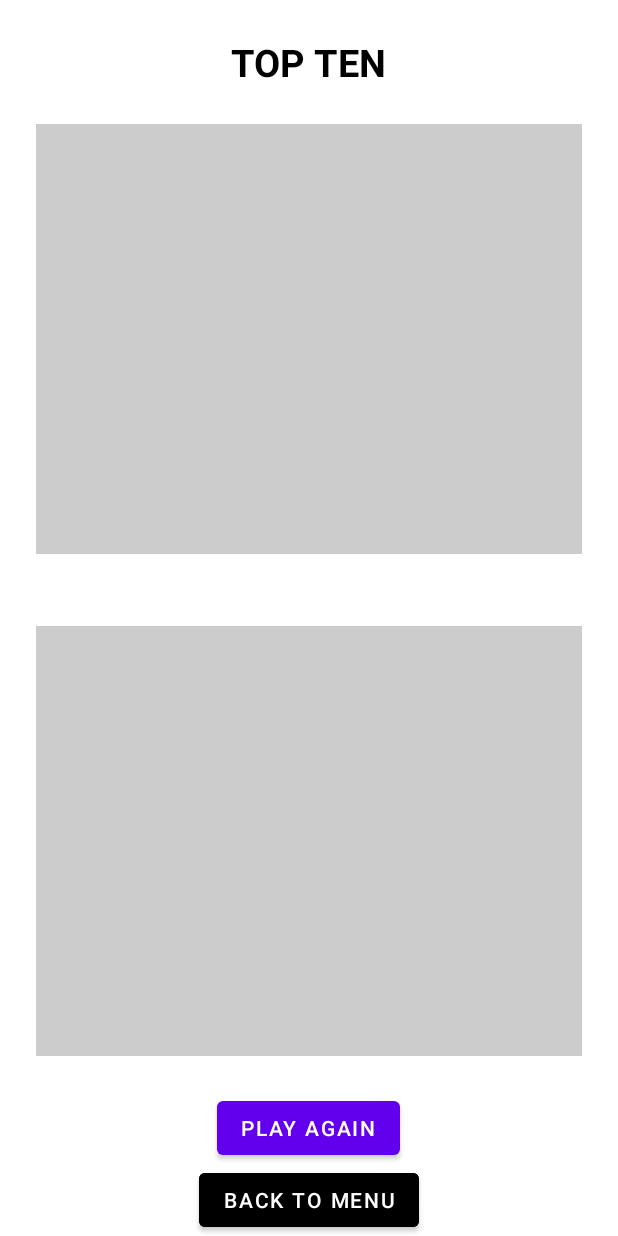
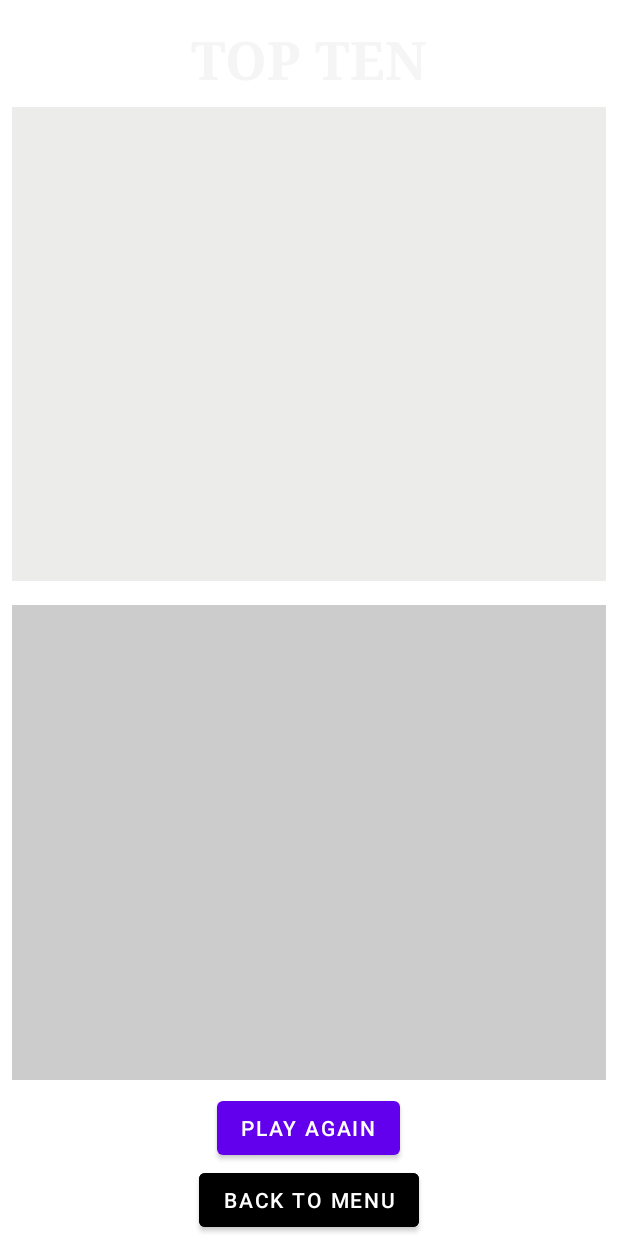
Before and after one commit to Alpha110R/Crypto-In-Space-Game-Android, an Android app: the layout activity_topten.xml on its own in the app's theme, with its tools: preview values and no code run, on a phone screen of 412 x 824 dp. Run offline under Robolectric (Android 15) with nearby library versions, the phone set to English and light mode, and no system bars.

Commit message:
Succeed to present in the fragment list the players that entered the Top Ten list, pull it from the shared preference. I connected the Top Ten page to the athores with consideration on from which page the player arrived. Updated the main page with the name of the player, he wont need to rewrite his name in the second game and beyond.

```diff
--- a/app/src/main/java/com/example/hunter_game/activities/GameActivity.java
+++ b/app/src/main/java/com/example/hunter_game/activities/GameActivity.java
@@ -192,6 +192,7 @@ public class GameActivity extends AppCompatActivity {
             if (gameManager.getLives() == 3) {
                 if(!nextPage) {
                     bundle.putInt(KeysToSaveEnums.SCORE.toString(), gameManager.getScore());
+                    bundle.putString(KeysToSaveEnums.PAGE.toString(), KeysToSaveEnums.GAME_PAGE.toString());
                     intent.putExtra(KeysToSaveEnums.BUNDLE.toString(), bundle);
                     startActivity(intent);
                     nextPage=true;
--- a/app/src/main/java/com/example/hunter_game/fragments/Fragment_TTMap.java
+++ /dev/null
@@ -1,4 +0,0 @@
-package com.example.hunter_game.fragments;
-
-public class Fragment_TTMap {
-}
--- /dev/null
+++ b/app/src/main/java/com/example/hunter_game/objects/TopTen/fragments/Fragment_TTMap.java
@@ -0,0 +1,4 @@
+package com.example.hunter_game.objects.TopTen.fragments;
+
+public class Fragment_TTMap {
+}
--- a/app/src/main/java/com/example/hunter_game/objects/enums/KeysToSaveEnums.java
+++ b/app/src/main/java/com/example/hunter_game/objects/enums/KeysToSaveEnums.java
@@ -7,5 +7,8 @@ public enum KeysToSaveEnums {
     LOCATION,
     GAME_SCREEN,
     BUNDLE,
-    LIST_USERS
+    LIST_USERS,
+    PAGE,
+    MAIN_PAGE,
+    GAME_PAGE
 }
--- a/app/src/main/res/layout/activity_main.xml
+++ b/app/src/main/res/layout/activity_main.xml
@@ -21,7 +21,7 @@
             android:layout_marginTop="24dp"
             android:textColor="#F5F5F5"
             android:textSize="35sp"
-            android:text="Hunting In Space"
+            android:text="Crypto In Space"
             android:fontFamily="serif"
             android:layout_marginVertical="40dp"
             android:textStyle="bold"
--- a/app/src/main/res/layout/activity_topten.xml
+++ b/app/src/main/res/layout/activity_topten.xml
@@ -1,9 +1,10 @@
 <?xml version="1.0" encoding="utf-8"?>
-<androidx.constraintlayout.widget.ConstraintLayout
-    xmlns:android="http://schemas.android.com/apk/res/android"
+<androidx.constraintlayout.widget.ConstraintLayout xmlns:android="http://schemas.android.com/apk/res/android"
     android:layout_width="match_parent"
     android:layout_height="match_parent"
-    xmlns:app="http://schemas.android.com/apk/res-auto">
+    xmlns:app="http://schemas.android.com/apk/res-auto"
+    xmlns:tools="http://schemas.android.com/tools"
+    tools:context=".activities.TopTenActivity">
 <RelativeLayout
     android:layout_width="match_parent"
     android:layout_height="match_parent">
@@ -21,41 +22,42 @@
         android:gravity="center">
 
         <com.google.android.material.textview.MaterialTextView
-            android:id="@+id/topten_LBL_title"
             android:layout_width="wrap_content"
             android:layout_height="wrap_content"
-            android:layout_marginTop="24dp"
-            android:textColor="#000000"
-            android:textSize="25sp"
+            android:layout_marginTop="15dp"
+            android:textColor="#F5F5F5"
+            android:textSize="35sp"
             android:text="TOP TEN"
+            android:fontFamily="serif"
             android:textStyle="bold"/>
 
         <FrameLayout
-            android:id="@+id/topten_LAY_list"
+            android:id="@+id/topTen_LAY_list"
             android:layout_width="match_parent"
             android:layout_height="0dp"
-            android:padding="20dp"
+            android:padding="10dp"
             android:layout_weight="1"
-            android:layout_margin="24dp"
-            android:background="#45454545"/>
+            android:layout_margin="8dp"
+            android:background="#40b2b2b1" >
+        </FrameLayout>
 
         <FrameLayout
-            android:id="@+id/topten_LAY_map"
+            android:id="@+id/topTen_LAY_map"
             android:layout_width="match_parent"
             android:layout_height="0dp"
-            android:padding="20dp"
+            android:padding="10dp"
             android:layout_weight="1"
-            android:layout_margin="24dp"
+            android:layout_margin="8dp"
             android:background="#45454545"/>
 
         <com.google.android.material.button.MaterialButton
-            android:id="@+id/topten_BTN_playAgain"
+            android:id="@+id/topTen_BTN_playAgain"
             android:layout_width="wrap_content"
             android:layout_height="wrap_content"
             android:text="Play Again" />
 
         <com.google.android.material.button.MaterialButton
-            android:id="@+id/topten_BTN_backToMenu"
+            android:id="@+id/topTen_BTN_backToMenu"
             android:layout_width="wrap_content"
             android:layout_height="wrap_content"
             android:text="Back To Menu"
```
Also changed, not shown: app/src/main/java/com/example/hunter_game/activities/MainActivity.java (+30 -5 lines), app/src/main/java/com/example/hunter_game/activities/TopTenActivity.java (+55 -14 lines), app/src/main/java/com/example/hunter_game/fragments/Fragment_TTList.java (deleted, +0 -10 lines), app/src/main/java/com/example/hunter_game/objects/TopTen/ComparatorListUsers.java (+8 -1 lines), app/src/main/java/com/example/hunter_game/objects/TopTen/TopTenListManager.java (+13 -12 lines), app/src/main/java/com/example/hunter_game/objects/TopTen/fragments/Fragment_TTList.java (added, +56 -0 lines), app/src/main/java/com/example/hunter_game/objects/User.java (+13 -4 lines), app/src/main/res/layout/fragment_list.xml (added, +21 -0 lines).
